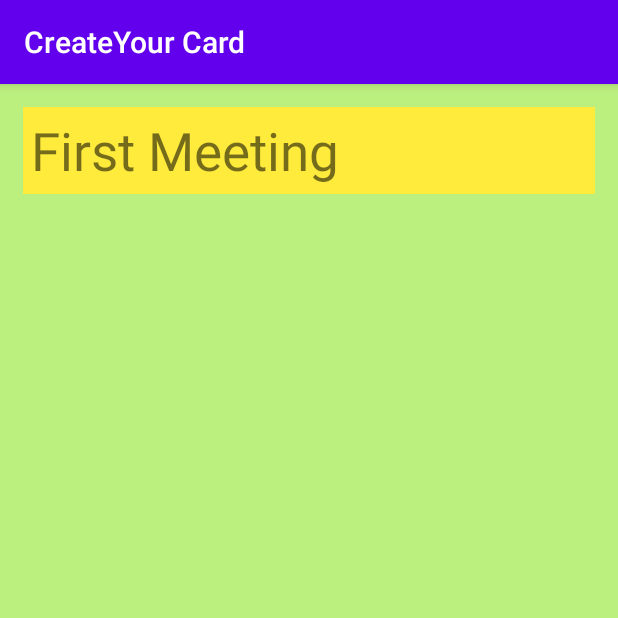
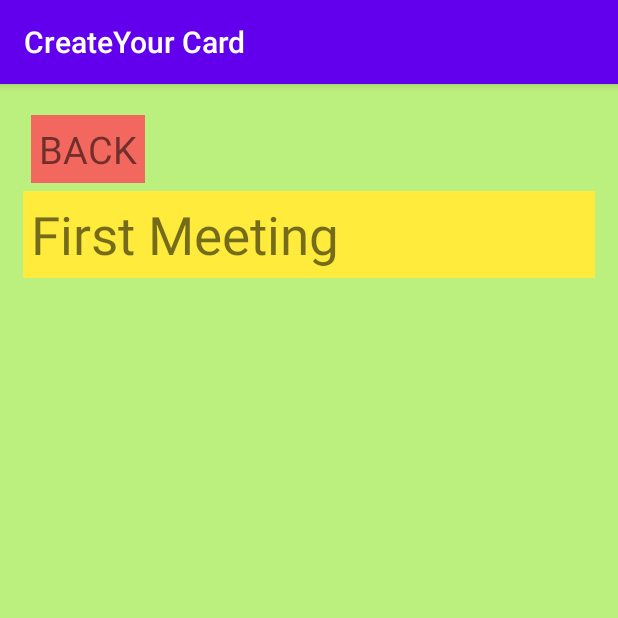
Before and after one commit to NKNehak/Card-Creator, an Android app: the list screen opened directly, with no data from a screen before it, on a phone screen of 412 x 824 dp, the top half of it. Run offline under Robolectric (Android 15) with nearby library versions, the light colour scheme and no system bars.

Commit message:
Added back button xml

```diff
--- a/app/src/main/res/layout/list.xml
+++ b/app/src/main/res/layout/list.xml
@@ -5,6 +5,17 @@
     android:background="#BBEF7E"
     android:orientation="vertical"
     android:padding="15dp">
+
+    <TextView
+        android:id="@+id/back"
+        android:layout_width="wrap_content"
+        android:layout_height="wrap_content"
+        android:layout_margin="5dp"
+        android:background="#F3685E"
+        android:padding="5dp"
+        android:text="BACK"
+        android:clickable="true"
+        android:textSize="25sp" />
 
     <TextView
         android:id="@+id/a"
```
